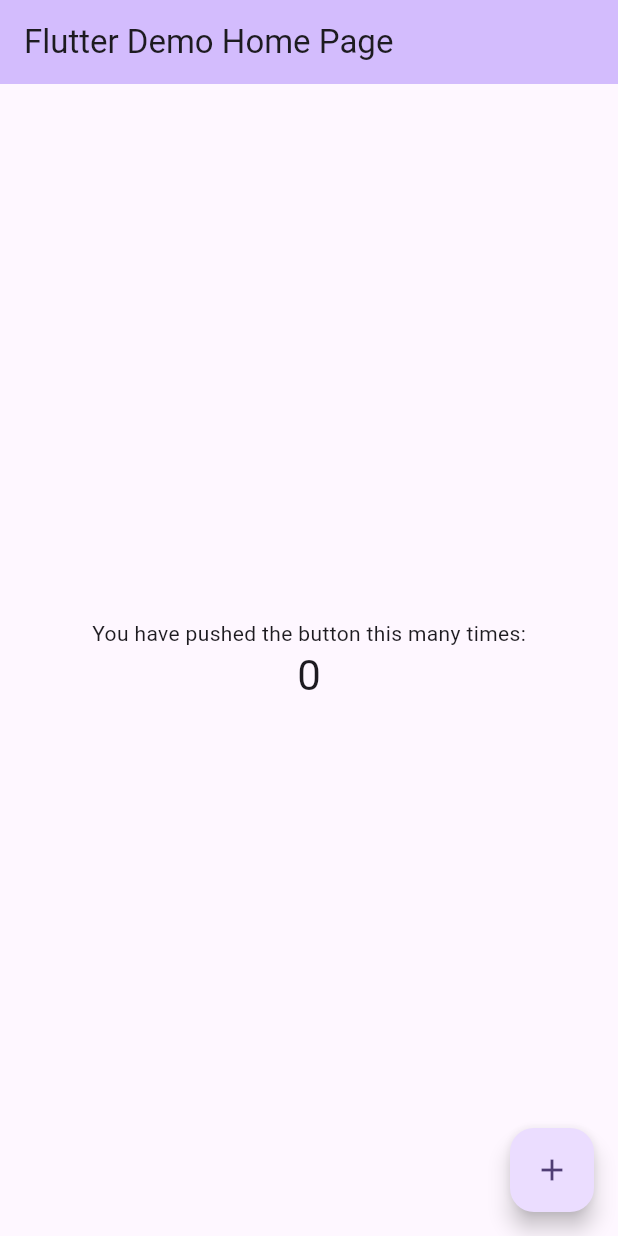
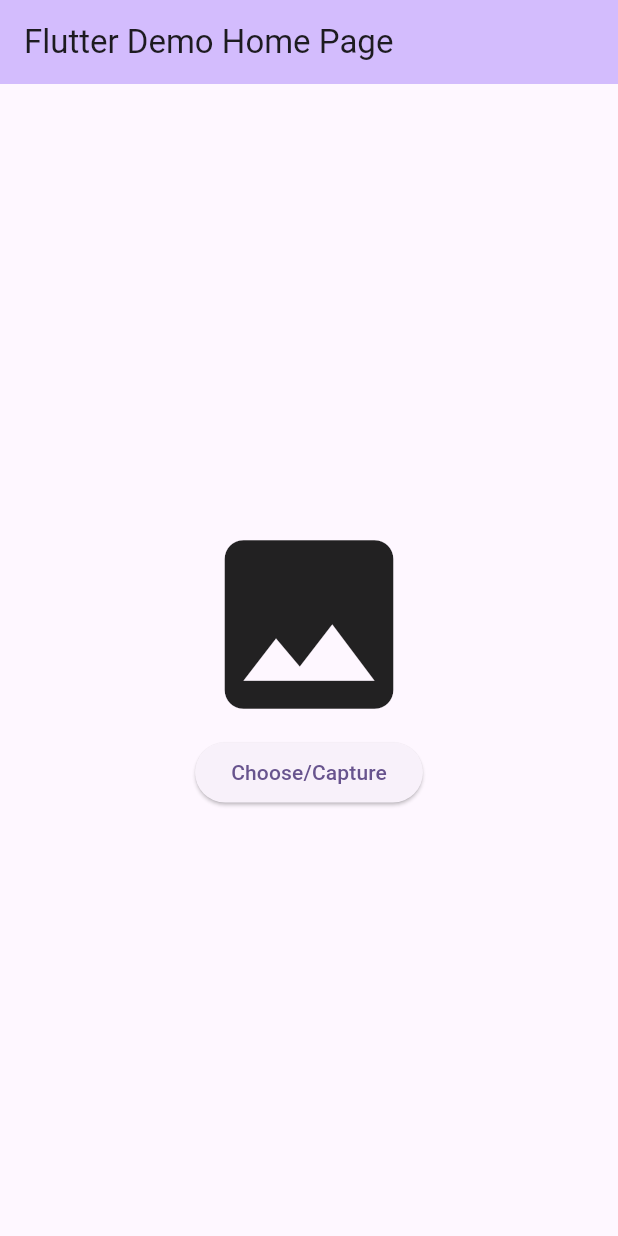
Before and after one commit to Matt-ya-Nata/imagepicker, a Flutter app: the screen it shows after launch, on a phone screen of 412 x 824 dp. Run offline on Flutter 3.47's test engine with Material 3 defaults, Android fonts, the phone set to English and light mode, and no system bars.

Commit message:
Adding the Image and choose/Capture Button widgets

```diff
--- a/lib/main.dart
+++ b/lib/main.dart
@@ -1,3 +1,5 @@
+import 'dart:io';
+
 import 'package:flutter/material.dart';
 
 void main() {
@@ -56,6 +58,7 @@ class MyHomePage extends StatefulWidget {
 
 class _MyHomePageState extends State<MyHomePage> {
   int _counter = 0;
+  File? image;
 
   void _incrementCounter() {
     setState(() {
@@ -105,21 +108,12 @@ class _MyHomePageState extends State<MyHomePage> {
           // wireframe for each widget.
           mainAxisAlignment: MainAxisAlignment.center,
           children: <Widget>[
-            const Text(
-              'You have pushed the button this many times:',
-            ),
-            Text(
-              '$_counter',
-              style: Theme.of(context).textTheme.headlineMedium,
-            ),
+           image == null? Icon(Icons.image,size: 150,): Image.file(image!),
+          ElevatedButton(onPressed: (){}, child: Text("Choose/Capture"))
           ],
         ),
       ),
-      floatingActionButton: FloatingActionButton(
-        onPressed: _incrementCounter,
-        tooltip: 'Increment',
-        child: const Icon(Icons.add),
-      ), // This trailing comma makes auto-formatting nicer for build methods.
+      // This trailing comma makes auto-formatting nicer for build methods.
     );
   }
 }
```
